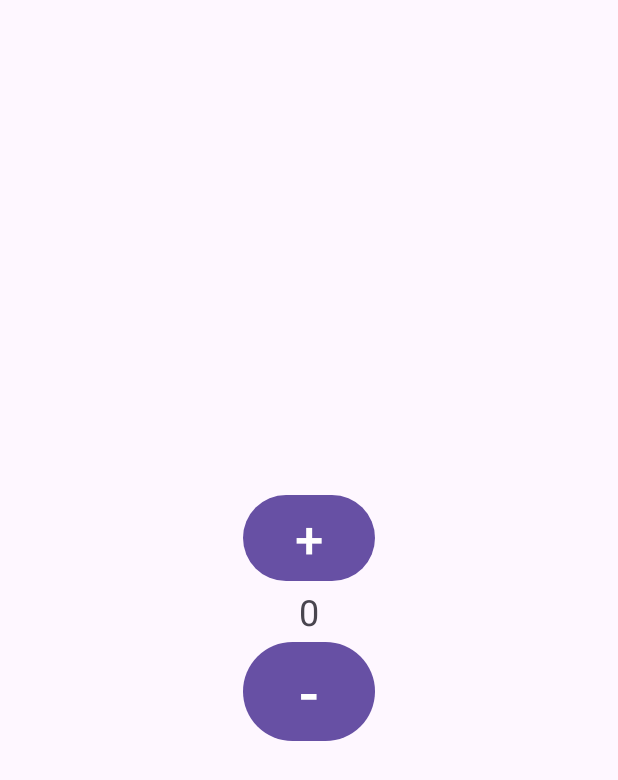
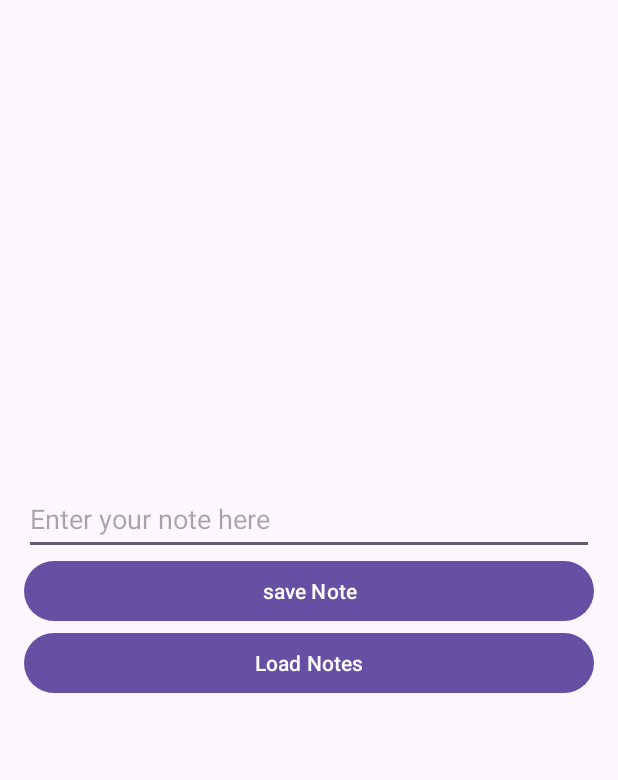
Before and after one commit to VaibhavBytebuddy/LearnAndroid, an Android app: the screen it shows after launch (MainActivity), on a phone screen of 412 x 824 dp. Shown: the top 780 px of the screen. Run offline under Robolectric (Android 15) with nearby library versions, the phone set to English and light mode, and no system bars; our stand-ins replace Room's generated code.

Commit message:
database operations using Room database

```diff
--- a/AndroidStudioProjects/Day1CounterApp/app/build.gradle.kts
+++ b/AndroidStudioProjects/Day1CounterApp/app/build.gradle.kts
@@ -43,8 +43,7 @@ dependencies {
 
 
     //
-
-
-
+    implementation("androidx.room:room-runtime:2.6.1")
+    annotationProcessor("androidx.room:room-compiler:2.6.1") // For Java
 
 }
--- /dev/null
+++ b/AndroidStudioProjects/Day1CounterApp/app/src/main/java/com/example/day1_counterapp/AppDatabase.java
@@ -0,0 +1,10 @@
+package com.example.day1_counterapp;
+
+import androidx.room.Database;
+import androidx.room.RoomDatabase;
+
+@Database(entities={Note.class}, version=1)
+public abstract class AppDatabase extends RoomDatabase {
+
+    public abstract NoteDao noteDao();
+}
--- a/AndroidStudioProjects/Day1CounterApp/app/src/main/java/com/example/day1_counterapp/MainActivity.java
+++ b/AndroidStudioProjects/Day1CounterApp/app/src/main/java/com/example/day1_counterapp/MainActivity.java
@@ -2,18 +2,24 @@ package com.example.day1_counterapp;
 
 import android.os.Bundle;
 import android.widget.Button;
+import android.widget.EditText;
 import android.widget.TextView;
+
 
 import androidx.activity.EdgeToEdge;
 import androidx.appcompat.app.AppCompatActivity;
 import androidx.core.graphics.Insets;
 import androidx.core.view.ViewCompat;
 import androidx.core.view.WindowInsetsCompat;
+import androidx.room.Room;
+
+import java.util.List;
 
 public class MainActivity extends AppCompatActivity {
 
-    private int count=0;
-    private TextView countText;
+    private AppDatabase db;
+    private EditText editText;
+    private TextView textView;
 
 
     @Override
@@ -21,24 +27,22 @@ public class MainActivity extends AppCompatActivity {
         super.onCreate(savedInstanceState);
         EdgeToEdge.enable(this);
         setContentView(R.layout.activity_main);
-        //Initialize view
-        countText = findViewById(R.id.count_text);
-        Button incBtn = findViewById(R.id.inc_btn);
-        Button decBtn = findViewById(R.id.dec_btn);
+        //Initialize Room
 
-        // update count text
-        updateCountText();
+        // Initialize Room
+        db = Room.databaseBuilder(getApplicationContext(),
+                AppDatabase.class, "notes-db").allowMainThreadQueries().build();
 
-        //Button click listener
-        incBtn.setOnClickListener(v -> {
-            count++;
-            updateCountText();
-        });
+        editText=findViewById(R.id.edit_text);
+        textView=findViewById(R.id.text_view);
+        Button savebtn=findViewById(R.id.save_btn);
+        Button loadbtn=findViewById(R.id.load_btn);
 
-        decBtn.setOnClickListener(v -> {
-            count--;
-            updateCountText();
-        });
+        savebtn.setOnClickListener(v->saveNote());
+        loadbtn.setOnClickListener(v->loadNotes());
+
+
+
 
 
 
@@ -46,7 +50,23 @@ public class MainActivity extends AppCompatActivity {
 
     }
 
-    private void updateCountText() {
-        countText.setText(String.valueOf(count));
+    private void saveNote() {
+        String noteText=editText.getText().toString();
+        db.noteDao().insert(new Note(noteText));
+        editText.setText("");
+
     }
+
+    private void loadNotes() {
+        List<Note> notes=db.noteDao().getAllNotes();
+        StringBuilder sb=new StringBuilder();
+        for (Note note:notes)
+        {
+            sb.append(note.text).append("\n");
+        }
+        textView.setText(sb.toString());
+
+    }
+
+
 }
--- /dev/null
+++ b/AndroidStudioProjects/Day1CounterApp/app/src/main/java/com/example/day1_counterapp/Note.java
@@ -0,0 +1,16 @@
+package com.example.day1_counterapp;
+import androidx.room.Entity;
+import androidx.room.PrimaryKey;
+
+@Entity(tableName="notes")
+public class Note {
+
+    @PrimaryKey(autoGenerate=true)
+    public int id;
+
+    public String text;
+
+    public Note(String text) {
+        this.text = text;
+    }
+}
--- /dev/null
+++ b/AndroidStudioProjects/Day1CounterApp/app/src/main/java/com/example/day1_counterapp/NoteDao.java
@@ -0,0 +1,15 @@
+package com.example.day1_counterapp;
+import androidx.room.Dao;
+import androidx.room.Insert;
+import androidx.room.Query;
+
+import java.util.List;
+
+@Dao
+public interface NoteDao {
+    @Insert
+    void insert(Note note) ;
+
+    @Query("SELECT * FROM notes")
+    List<Note> getAllNotes();
+}
--- a/AndroidStudioProjects/Day1CounterApp/app/src/main/res/layout/activity_main.xml
+++ b/AndroidStudioProjects/Day1CounterApp/app/src/main/res/layout/activity_main.xml
@@ -14,37 +14,40 @@
     xmlns:android="http://schemas.android.com/apk/res/android"
     android:orientation="vertical"
     android:gravity="center"
+    android:padding="16dp"
     >
 
 
+    <EditText
+        android:id="@+id/edit_text"
+        android:layout_width="match_parent"
+        android:layout_height="wrap_content"
+        android:hint="Enter your note here"
+        android:minHeight="48dp" />
 
 
+          <Button
+            android:id="@+id/save_btn"
+            android:layout_width="match_parent"
+            android:layout_height="wrap_content"
+            android:text="save Note"
+
+            />
 
 
         <Button
-            android:id="@+id/inc_btn"
-            android:layout_width="wrap_content"
+            android:id="@+id/load_btn"
+            android:layout_width="match_parent"
             android:layout_height="wrap_content"
-            android:text="+"
-            android:textSize="34sp"
+            android:text="Load Notes"
             />
 
-
-          <TextView
-            android:id="@+id/count_text"
-            android:layout_width="wrap_content"
-            android:layout_height="wrap_content"
-            android:text="0"
-            android:textSize="24sp" />
-
-
-        <Button
-            android:id="@+id/dec_btn"
-            android:layout_width="wrap_content"
-            android:layout_height="wrap_content"
-            android:text="-"
-            android:textSize="40sp" />
-
+       <TextView
+           android:id="@+id/text_view"
+           android:layout_width="match_parent"
+           android:layout_height="wrap_content"
+           android:layout_marginTop="16dp"
+           />
 
 
 
```
